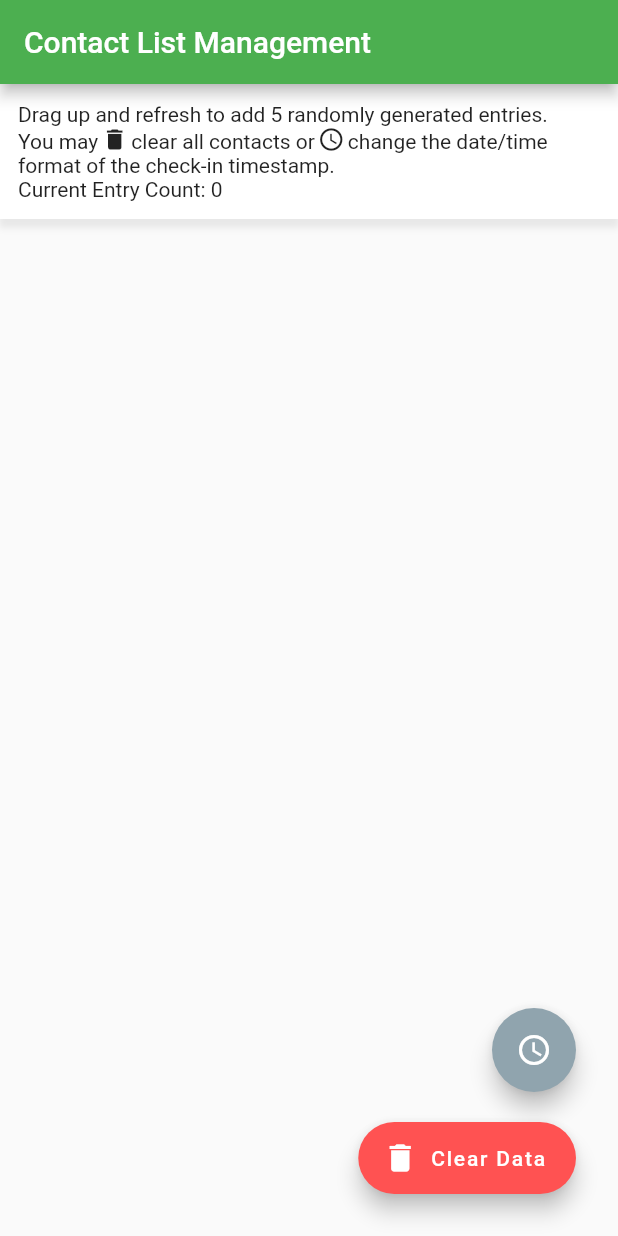
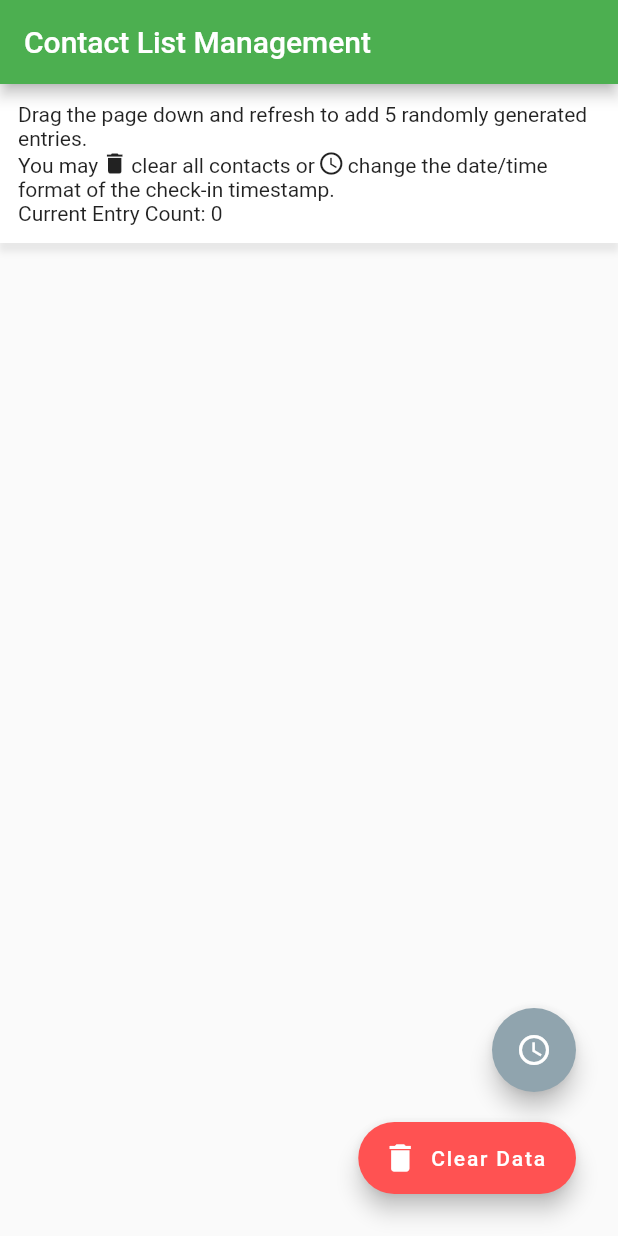
Before and after one commit to BigYajuu/vimigo-tech-assessment, a Flutter app: the screen it shows after launch, on a phone screen of 412 x 824 dp. Run offline on Flutter 3.47's test engine with Material 2 defaults, Android fonts, the phone set to English and light mode, and no system bars; our stand-ins replace fluttertoast, shared_preferences, sqflite, timeago; accounts and stored records are empty.

Commit message:
Added AlwaysScrollable so that the refresh feature does not break when list is empty
Also changed abit of the cue text at the top

```diff
--- a/vimigo_assessment/lib/main.dart
+++ b/vimigo_assessment/lib/main.dart
@@ -184,7 +184,7 @@ class HomeState extends State<Home> {
                                   children: [
                                     TextSpan(
                                         text:
-                                            "Drag up and refresh to add 5 randomly generated entries. \nYou may"),
+                                            "Drag the page down and refresh to add 5 randomly generated entries. \nYou may"),
                                     WidgetSpan(
                                       child: Padding(
                                         padding: const EdgeInsets.symmetric(
@@ -214,6 +214,8 @@ class HomeState extends State<Home> {
                                   onRefresh: generateContacts,
                                   child: ListView.builder(
                                       controller: _scrollController,
+                                      physics:
+                                          const AlwaysScrollableScrollPhysics(),
                                       padding: const EdgeInsets.all(8),
                                       itemCount: _contacts.length,
                                       itemBuilder: (context, index) {
```
